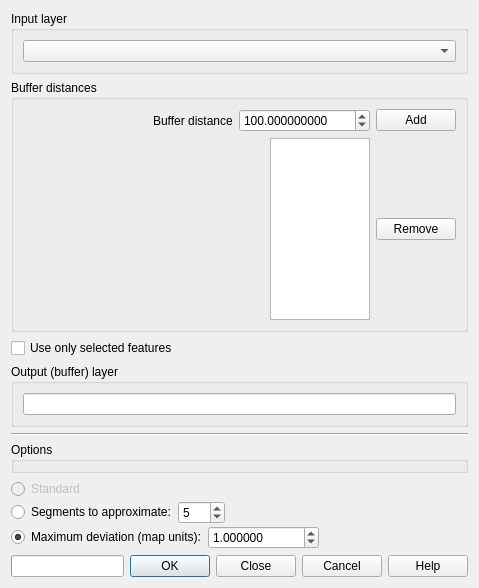
Before: the Qt Designer form ui_multidistancebuffer.ui in havatv/qgismultidistancebufferplugin, drawn with Qt 5.
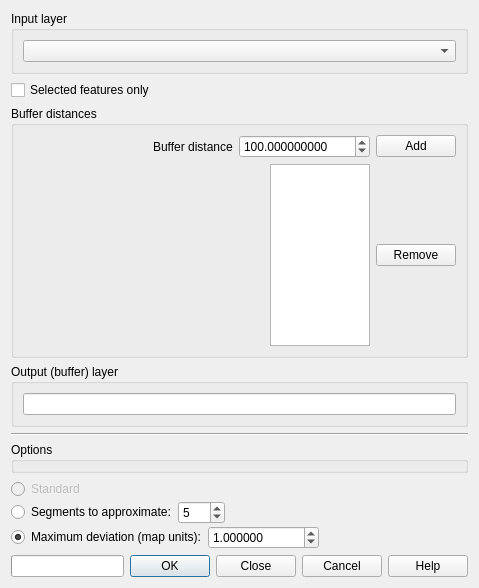
After: the same form once the commit is applied.

Commit message: Moved the checkbox for selected features up where it belongs and changed the label

```diff
--- a/ui_multidistancebuffer.ui
+++ b/ui_multidistancebuffer.ui
@@ -33,6 +33,22 @@
      </layout>
     </widget>
    </item>
+   <item>
+    <widget class="QCheckBox" name="selectedOnlyCB">
+     <property name="enabled">
+      <bool>true</bool>
+     </property>
+     <property name="sizePolicy">
+      <sizepolicy hsizetype="Maximum" vsizetype="Fixed">
+       <horstretch>0</horstretch>
+       <verstretch>0</verstretch>
+      </sizepolicy>
+     </property>
+     <property name="text">
+      <string>Selected features only</string>
+     </property>
+    </widget>
+   </item>
    <item>
     <widget class="QGroupBox" name="groupBox_2">
      <property name="title">
@@ -141,22 +157,6 @@
      </layout>
     </widget>
    </item>
-   <item>
-    <widget class="QCheckBox" name="selectedOnlyCB">
-     <property name="enabled">
-      <bool>true</bool>
-     </property>
-     <property name="sizePolicy">
-      <sizepolicy hsizetype="Maximum" vsizetype="Fixed">
-       <horstretch>0</horstretch>
-       <verstretch>0</verstretch>
-      </sizepolicy>
-     </property>
-     <property name="text">
-      <string>Use only selected features</string>
-     </property>
-    </widget>
-   </item>
    <item>
     <widget class="QGroupBox" name="groupBox">
      <property name="title">
```
